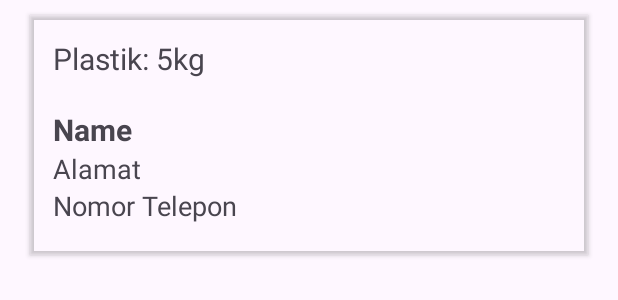
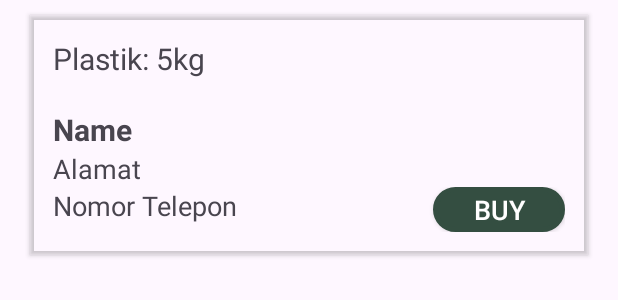
Before and after one commit to BrandonLi03/Waste2Cash, an Android app: the layout request_card.xml on its own in the app's theme, with its tools: preview values and no code run, on a phone screen of 412 x 824 dp. Shown: the top 300 px of the screen. Run offline under Robolectric (Android 15) with nearby library versions, the phone set to English and light mode, and no system bars.

Commit message:
16/06/2025

```diff
--- a/app/src/main/java/com/example/waste2cash/Pages/FormPage.kt
+++ b/app/src/main/java/com/example/waste2cash/Pages/FormPage.kt
@@ -37,7 +37,6 @@ class FormPage : AppCompatActivity() {
                 databaseHelper.insertTransaction(userId, categoryId, weight, dateTime)
                 Toast.makeText(this, "Request Sent", Toast.LENGTH_SHORT).show()
                 Log.d("DEBUG", "userId=$userId, categoryId=$categoryId, weight=$weight, dateTime=$dateTime")
-                databaseHelper.updateUserMoney(userId, categoryId, weight)
                 val intent = Intent(this, HomePage::class.java)
                 intent.putExtra("userId", userId)
                 startActivity(intent)
--- a/app/src/main/res/layout/request_card.xml
+++ b/app/src/main/res/layout/request_card.xml
@@ -39,12 +39,32 @@
             android:textSize="18sp"
             android:text="Alamat"/>
 
-        <TextView
-            android:id="@+id/tv_nomor_telp"
+        <LinearLayout
             android:layout_width="match_parent"
-            android:layout_height="wrap_content"
-            android:textSize="18sp"
-            android:text="Nomor Telepon"/>
+            android:layout_height="match_parent"
+            android:orientation="horizontal">
+            <TextView
+                android:id="@+id/tv_nomor_telp"
+                android:layout_width="wrap_content"
+                android:layout_height="match_parent"
+                android:textSize="18sp"
+                android:text="Nomor Telepon"/>
+
+            <Space
+                android:layout_width="wrap_content"
+                android:layout_height="wrap_content"
+                android:layout_weight="1"/>
+
+            <androidx.appcompat.widget.AppCompatButton
+                android:id="@+id/btn_buy"
+                android:layout_width="wrap_content"
+                android:layout_height="wrap_content"
+                android:text="Buy"
+                android:background="@drawable/sign_green_button"
+                android:textSize="18sp"
+                android:textColor="@color/white" />
+        </LinearLayout>
+
 
     </LinearLayout>
 </androidx.cardview.widget.CardView>
```
Also changed, not shown: app/src/main/java/com/example/waste2cash/Adapter/PickupRequestAdapter.kt (+10 -1 lines), app/src/main/java/com/example/waste2cash/Database/DatabaseHelper.kt (+66 -31 lines), app/src/main/java/com/example/waste2cash/Pages/HomeAdminPage.kt (+16 -1 lines), app/src/main/java/com/example/waste2cash/Pages/HomePage.kt (+0 -26 lines), app/src/main/java/com/example/waste2cash/Pages/SignInPage.kt (+9 -12 lines), app/src/main/res/layout/activity_home_page.xml (+0 -23 lines), app/src/main/res/layout/activity_sign_in_page.xml (+0 -9 lines).
